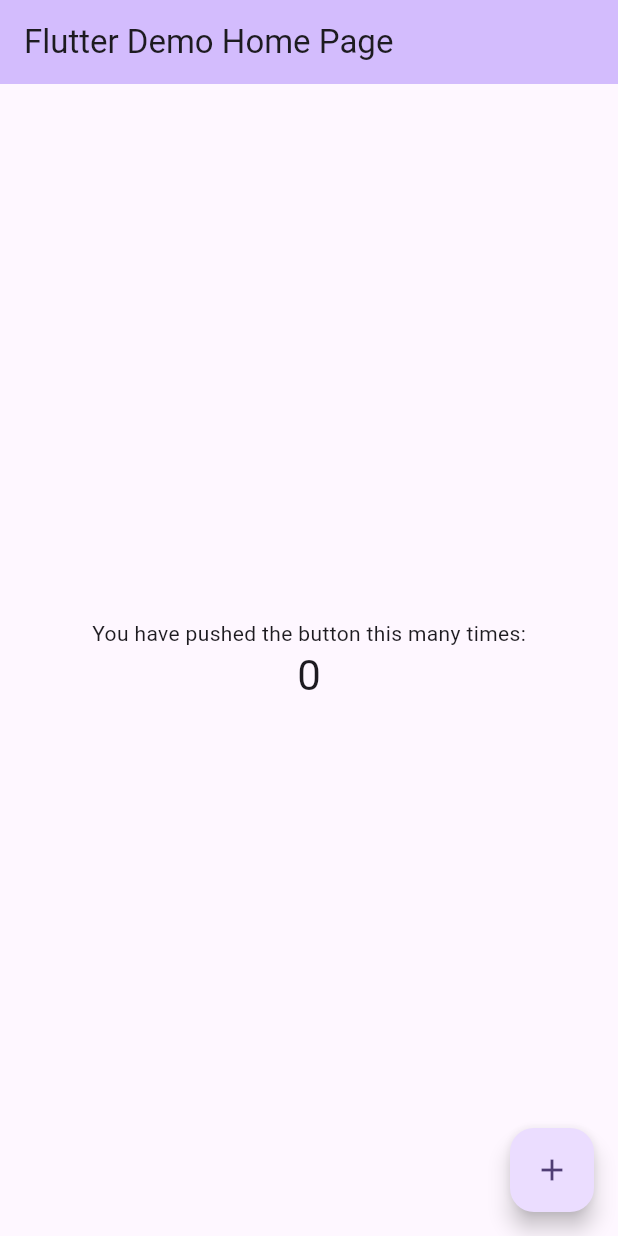
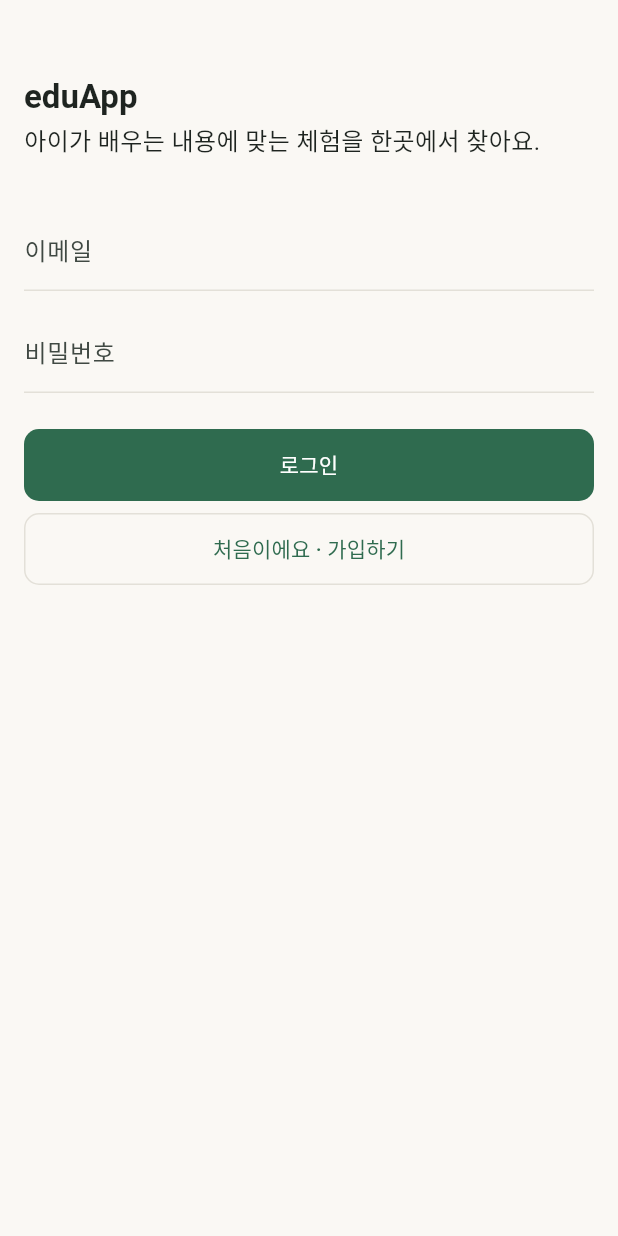
Before and after one commit to LeeJongYoun1/eduApp, a Flutter app: the screen it shows after launch, on a phone screen of 412 x 824 dp. Run offline on Flutter 3.47's test engine with Material 3 defaults, Android fonts, the phone set to English and light mode, and no system bars; our stand-ins replace supabase_flutter; accounts and stored records are empty.

Commit message:
feat(app): login and app shell
Co-Authored-By: Claude Opus 5.5 <noreply@anthropic.com>
Claude-Session: https://claude.ai/code/session_01NNcMnwsXhQLdi8SoYu1VYK

```diff
--- /dev/null
+++ b/app/lib/app.dart
@@ -0,0 +1,73 @@
+import 'package:flutter/material.dart';
+import 'package:flutter_localizations/flutter_localizations.dart';
+
+import 'data/repository.dart';
+import 'screens/child_edit_screen.dart';
+import 'screens/home_shell.dart';
+import 'screens/login_screen.dart';
+import 'screens/region_screen.dart';
+import 'theme.dart';
+
+enum _Step { loading, login, child, regions, home, error }
+
+/// 로그인 → (자녀 없으면) 자녀 추가 → (지역 없으면) 지역 선택 → 홈.
+class EduApp extends StatefulWidget {
+  const EduApp({super.key, required this.repo});
+  final EduRepository repo;
+
+  @override
+  State<EduApp> createState() => _EduAppState();
+}
+
+class _EduAppState extends State<EduApp> {
+  _Step _step = _Step.loading;
+
+  @override
+  void initState() {
+    super.initState();
+    _refresh();
+  }
+
+  Future<void> _refresh() async {
+    final repo = widget.repo;
+    if (!repo.signedIn) return setState(() => _step = _Step.login);
+    try {
+      final step = (await repo.children()).isEmpty
+          ? _Step.child
+          : (await repo.regions()).isEmpty
+              ? _Step.regions
+              : _Step.home;
+      if (mounted) setState(() => _step = step);
+    } catch (_) {
+      if (mounted) setState(() => _step = _Step.error);
+    }
+  }
+
+  Widget _screen() => switch (_step) {
+        _Step.loading => const Scaffold(body: Center(child: CircularProgressIndicator())),
+        _Step.login => LoginScreen(repo: widget.repo, onSignedIn: _refresh),
+        _Step.child => ChildEditScreen(repo: widget.repo, onDone: _refresh),
+        _Step.regions => RegionScreen(repo: widget.repo, onDone: _refresh),
+        _Step.home => HomeShell(repo: widget.repo, onSignedOut: _refresh),
+        _Step.error => Scaffold(
+            body: Center(
+              child: Column(mainAxisSize: MainAxisSize.min, children: [
+                const Text('정보를 불러오지 못했어요'),
+                const SizedBox(height: 16),
+                OutlinedButton(onPressed: _refresh, child: const Text('다시 시도')),
+              ]),
+            ),
+          ),
+      };
+
+  @override
+  Widget build(BuildContext context) => MaterialApp(
+        title: 'eduApp',
+        theme: buildTheme(Brightness.light),
+        darkTheme: buildTheme(Brightness.dark),
+        locale: const Locale('ko'),
+        supportedLocales: const [Locale('ko')],
+        localizationsDelegates: GlobalMaterialLocalizations.delegates,
+        home: KeyedSubtree(key: ValueKey(_step), child: _screen()),
+      );
+}
--- a/app/lib/main.dart
+++ b/app/lib/main.dart
@@ -1,122 +1,14 @@
 import 'package:flutter/material.dart';
+import 'package:supabase_flutter/supabase_flutter.dart';
 
-void main() {
-  runApp(const MyApp());
+import 'app.dart';
+import 'data/supabase_repository.dart';
+
+Future<void> main() async {
+  WidgetsFlutterBinding.ensureInitialized();
+  await Supabase.initialize(
+    url: const String.fromEnvironment('SUPABASE_URL'),
+    publishableKey: const String.fromEnvironment('SUPABASE_ANON_KEY'),
+  );
+  runApp(EduApp(repo: SupabaseRepository()));
 }
-
-class MyApp extends StatelessWidget {
-  const MyApp({super.key});
-
-  // This widget is the root of your application.
-  @override
-  Widget build(BuildContext context) {
-    return MaterialApp(
-      title: 'Flutter Demo',
-      theme: ThemeData(
-        // This is the theme of your application.
-        //
-        // TRY THIS: Try running your application with "flutter run". You'll see
-        // the application has a purple toolbar. Then, without quitting the app,
-        // try changing the seedColor in the colorScheme below to Colors.green
-        // and then invoke "hot reload" (save your changes or press the "hot
-        // reload" button in a Flutter-supported IDE, or press "r" if you used
-        // the command line to start the app).
-        //
-        // Notice that the counter didn't reset back to zero; the application
-        // state is not lost during the reload. To reset the state, use hot
-        // restart instead.
-        //
-        // This works for code too, not just values: Most code changes can be
-        // tested with just a hot reload.
-        colorScheme: .fromSeed(seedColor: Colors.deepPurple),
-      ),
-      home: const MyHomePage(title: 'Flutter Demo Home Page'),
-    );
-  }
-}
-
-class MyHomePage extends StatefulWidget {
-  const MyHomePage({super.key, required this.title});
-
-  // This widget is the home page of your application. It is stateful, meaning
-  // that it has a State object (defined below) that contains fields that affect
-  // how it looks.
-
-  // This class is the configuration for the state. It holds the values (in this
-  // case the title) provided by the parent (in this case the App widget) and
-  // used by the build method of the State. Fields in a Widget subclass are
-  // always marked "final".
-
-  final String title;
-
-  @override
-  State<MyHomePage> createState() => _MyHomePageState();
-}
-
-class _MyHomePageState extends State<MyHomePage> {
-  int _counter = 0;
-
-  void _incrementCounter() {
-    setState(() {
-      // This call to setState tells the Flutter framework that something has
-      // changed in this State, which causes it to rerun the build method below
-      // so that the display can reflect the updated values. If we changed
-      // _counter without calling setState(), then the build method would not be
-      // called again, and so nothing would appear to happen.
-      _counter++;
-    });
-  }
-
-  @override
-  Widget build(BuildContext context) {
-    // This method is rerun every time setState is called, for instance as done
-    // by the _incrementCounter method above.
-    //
-    // The Flutter framework has been optimized to make rerunning build methods
-    // fast, so that you can just rebuild anything that needs updating rather
-    // than having to individually change instances of widgets.
-    return Scaffold(
-      appBar: AppBar(
-        // TRY THIS: Try changing the color here to a specific color (to
-        // Colors.amber, perhaps?) and trigger a hot reload to see the AppBar
-        // change color while the other colors stay the same.
-        backgroundColor: Theme.of(context).colorScheme.inversePrimary,
-        // Here we take the value from the MyHomePage object that was created by
-        // the App.build method, and use it to set our appbar title.
-        title: Text(widget.title),
-      ),
-      body: Center(
-        // Center is a layout widget. It takes a single child and positions it
-        // in the middle of the parent.
-        child: Column(
-          // Column is also a layout widget. It takes a list of children and
-          // arranges them vertically. By default, it sizes itself to fit its
-          // children horizontally, and tries to be as tall as its parent.
-          //
-          // Column has various properties to control how it sizes itself and
-          // how it positions its children. Here we use mainAxisAlignment to
-          // center the children vertically; the main axis here is the vertical
-          // axis because Columns are vertical (the cross axis would be
-          // horizontal).
-          //
-          // TRY THIS: Invoke "debug painting" (choose the "Toggle Debug Paint"
-          // action in the IDE, or press "p" in the console), to see the
-          // wireframe for each widget.
-          mainAxisAlignment: .center,
-          children: [
-            const Text('You have pushed the button this many times:'),
-            Text(
-              '$_counter',
-              style: Theme.of(context).textTheme.headlineMedium,
-            ),
-          ],
-        ),
-      ),
-      floatingActionButton: FloatingActionButton(
-        onPressed: _incrementCounter,
-        tooltip: 'Increment',
-        child: const Icon(Icons.add),
-      ),
-    );
-  }
-}
--- /dev/null
+++ b/app/lib/screens/login_screen.dart
@@ -0,0 +1,93 @@
+import 'package:flutter/material.dart';
+
+import '../data/repository.dart';
+
+final _emailRe = RegExp(r'^[^@\s]+@[^@\s]+\.[^@\s]+$');
+
+class LoginScreen extends StatefulWidget {
+  const LoginScreen({super.key, required this.repo, required this.onSignedIn});
+  final EduRepository repo;
+  final VoidCallback onSignedIn;
+
+  @override
+  State<LoginScreen> createState() => _LoginScreenState();
+}
+
+class _LoginScreenState extends State<LoginScreen> {
+  final _email = TextEditingController();
+  final _password = TextEditingController();
+  String? _emailError, _passwordError, _message;
+  bool _busy = false;
+
+  @override
+  void dispose() {
+    _email.dispose();
+    _password.dispose();
+    super.dispose();
+  }
+
+  bool _validate() {
+    setState(() {
+      _emailError = _emailRe.hasMatch(_email.text.trim()) ? null : '이메일 주소를 확인해요';
+      _passwordError = _password.text.length >= 6 ? null : '비밀번호는 6자 이상이에요';
+      _message = null;
+    });
+    return _emailError == null && _passwordError == null;
+  }
+
+  Future<void> _submit({required bool signUp}) async {
+    if (!_validate()) return;
+    setState(() => _busy = true);
+    final email = _email.text.trim();
+    try {
+      if (signUp) {
+        await widget.repo.signUp(email, _password.text);
+        setState(() => _message = '가입 확인 메일을 보냈어요. 메일의 링크를 누른 뒤 로그인해요.');
+      } else {
+        await widget.repo.signIn(email, _password.text);
+        widget.onSignedIn();
+      }
+    } catch (_) {
+      setState(() => _message =
+          signUp ? '가입하지 못했어요. 이미 가입한 이메일인지 확인해요.' : '로그인하지 못했어요. 이메일과 비밀번호를 확인해요.');
+    } finally {
+      if (mounted) setState(() => _busy = false);
+    }
+  }
+
+  @override
+  Widget build(BuildContext context) {
+    return Scaffold(
+      body: SafeArea(
+        child: ListView(
+          padding: const EdgeInsets.all(16),
+          children: [
+            const SizedBox(height: 32),
+            Text('eduApp', style: Theme.of(context).textTheme.titleLarge),
+            const Text('아이가 배우는 내용에 맞는 체험을 한곳에서 찾아요.'),
+            const SizedBox(height: 32),
+            TextField(
+              key: const Key('email'),
+              controller: _email,
+              keyboardType: TextInputType.emailAddress,
+              autofillHints: const [AutofillHints.email],
+              decoration: InputDecoration(labelText: '이메일', errorText: _emailError),
+            ),
+            const SizedBox(height: 12),
+            TextField(
+              key: const Key('password'),
+              controller: _password,
+              obscureText: true,
+              decoration: InputDecoration(labelText: '비밀번호', errorText: _passwordError),
+            ),
+            const SizedBox(height: 24),
+            FilledButton(onPressed: _busy ? null : () => _submit(signUp: false), child: const Text('로그인')),
+            const SizedBox(height: 8),
+            OutlinedButton(onPressed: _busy ? null : () => _submit(signUp: true), child: const Text('처음이에요 · 가입하기')),
+            if (_message != null) Padding(padding: const EdgeInsets.only(top: 16), child: Text(_message!)),
+          ],
+        ),
+      ),
+    );
+  }
+}
--- a/app/pubspec.yaml
+++ b/app/pubspec.yaml
@@ -36,6 +36,8 @@ dependencies:
   cupertino_icons: ^1.0.8
   supabase_flutter: ^2.18.3
   url_launcher: ^6.3.3
+  flutter_localizations:
+    sdk: flutter
 
 dev_dependencies:
   flutter_test:
```
Also changed, not shown: app/lib/screens/child_edit_screen.dart (+7 -2 lines), app/lib/screens/home_shell.dart (added, +134 -0 lines), app/lib/screens/region_screen.dart (+7 -2 lines), app/pubspec.lock, 2 other files.
